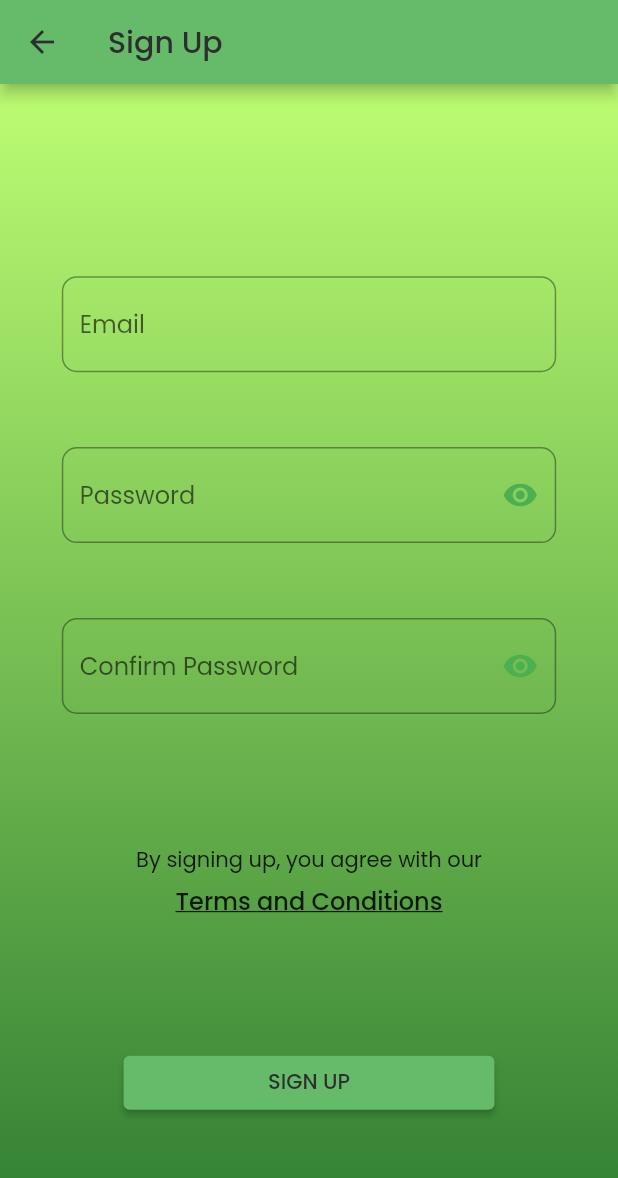
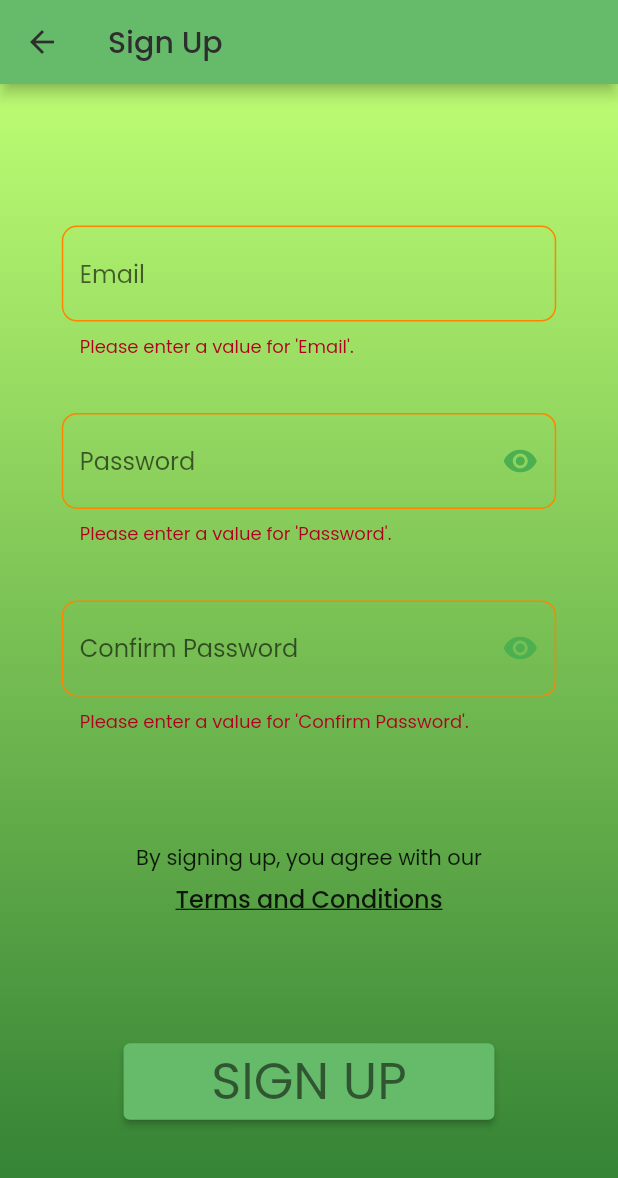
Before and after one commit to KirbyNguyen/growth, a Flutter app: the EmailRegisterPage screen opened by its route, after a tap on "SIGN UP", on a phone screen of 412 x 824 dp. Shown: the top 1178 px of the screen. Run offline on Flutter 3.47's test engine with Material 2 defaults, Android fonts, the phone set to English and light mode, and no system bars; our stand-ins replace flutter_hooks, flutter_signin_button, hooks_riverpod, shared_preferences; accounts and stored records are empty.

Commit message:
Added validators for authentication with email.

```diff
--- a/lib/components/email_auth_form.dart
+++ b/lib/components/email_auth_form.dart
@@ -1,5 +1,6 @@
 import 'package:flutter/material.dart';
 import 'package:flutter_hooks/flutter_hooks.dart';
+import 'package:growth/models/custom_validator.dart';
 import 'package:growth/styles/auth_text_field_style.dart';
 
 /// [EmailAuthForm] provides 2 text fields for email, and password.
@@ -17,8 +18,8 @@ class EmailAuthForm extends HookWidget {
         super(key: key);
 
   final ValueNotifier<GlobalKey<FormState>> _useEmailFormKey;
+  final bool _useAppThemeStateProvider;
   final TextEditingController _useEmailTextController;
-  final bool _useAppThemeStateProvider;
   final TextEditingController _usePasswordTextController;
 
   @override
@@ -27,13 +28,17 @@ class EmailAuthForm extends HookWidget {
 
     return Form(
       key: _useEmailFormKey.value,
+      autovalidateMode: AutovalidateMode.onUserInteraction,
       child: Column(
         mainAxisAlignment: MainAxisAlignment.spaceEvenly,
         children: <Widget>[
           TextFormField(
-            autocorrect: false,
             controller: _useEmailTextController,
             textCapitalization: TextCapitalization.none,
+            autocorrect: false,
+            validator: (value) {
+              return CustomValidator.validateEmail(value);
+            },
             decoration:
                 AuthTextFieldDecoration.authTextField(_useAppThemeStateProvider)
                     .copyWith(hintText: "Email"),
@@ -45,6 +50,9 @@ class EmailAuthForm extends HookWidget {
                 controller: _usePasswordTextController,
                 obscureText: _usePasswordObscured.value,
                 textCapitalization: TextCapitalization.none,
+                validator: (value) {
+                  return CustomValidator.validatePassword(value);
+                },
                 decoration: AuthTextFieldDecoration.authTextField(
                         _useAppThemeStateProvider)
                     .copyWith(
--- a/lib/components/email_register_form.dart
+++ b/lib/components/email_register_form.dart
@@ -1,5 +1,7 @@
 import 'package:flutter/material.dart';
 import 'package:flutter_hooks/flutter_hooks.dart';
+
+import 'package:growth/models/custom_validator.dart';
 import 'package:growth/styles/auth_text_field_style.dart';
 
 /// [EmailRegisterForm] provides 3 text fields for email, password, and confirm
@@ -20,8 +22,8 @@ class EmailRegisterForm extends HookWidget {
         super(key: key);
 
   final ValueNotifier<GlobalKey<FormState>> _useEmailFormKey;
+  final bool _useAppThemeStateProvider;
   final TextEditingController _useEmailTextController;
-  final bool _useAppThemeStateProvider;
   final TextEditingController _usePasswordTextController;
   final TextEditingController _useConfirmPasswordTextController;
 
@@ -38,6 +40,9 @@ class EmailRegisterForm extends HookWidget {
             autocorrect: false,
             controller: _useEmailTextController,
             textCapitalization: TextCapitalization.none,
+            validator: (value) {
+              return CustomValidator.validateEmail(value);
+            },
             decoration:
                 AuthTextFieldDecoration.authTextField(_useAppThemeStateProvider)
                     .copyWith(hintText: "Email"),
@@ -47,6 +52,9 @@ class EmailRegisterForm extends HookWidget {
             controller: _usePasswordTextController,
             obscureText: _usePasswordObscured.value,
             textCapitalization: TextCapitalization.none,
+            validator: (value) {
+              return CustomValidator.validatePassword(value);
+            },
             decoration:
                 AuthTextFieldDecoration.authTextField(_useAppThemeStateProvider)
                     .copyWith(
@@ -65,6 +73,10 @@ class EmailRegisterForm extends HookWidget {
             controller: _useConfirmPasswordTextController,
             obscureText: _usePasswordObscured.value,
             textCapitalization: TextCapitalization.none,
+            validator: (value) {
+              return CustomValidator.validateConfirmPassword(
+                  value, _usePasswordTextController.text);
+            },
             decoration:
                 AuthTextFieldDecoration.authTextField(_useAppThemeStateProvider)
                     .copyWith(
--- /dev/null
+++ b/lib/models/custom_validator.dart
@@ -0,0 +1,75 @@
+class CustomValidator {
+  /// Examines a [String] to see if it is a valid username.
+  /// Takes a [String] - username and returns a [String] - result.
+  static String validateUsername(String? username) {
+    if (username!.isEmpty) {
+      return "Please enter a value for 'Username'.\n";
+    } else {
+      return "";
+    }
+  }
+
+  /// Examine a [String] to see if it is a valid email.
+  /// Takes a [String] - email and returns a [String] - result.
+  static String validateEmail(String? email) {
+    // Email expression
+    RegExp regex = RegExp(r'\w+@\w+\.\w+');
+    if (email!.isEmpty) {
+      return "Please enter a value for 'Email'.\n";
+    } else if (!regex.hasMatch(email)) {
+      return "'Email' is badly formatted.\n";
+    } else {
+      return "";
+    }
+  }
+
+  /// Examine a [String] to see if it is a strong password
+  /// Takes a [String] - password and returns a [String] - result.
+  static String validatePassword(String? password) {
+    // Uppercase expression
+    RegExp hasUpper = RegExp(r'[A-Z]');
+    // Lowercase expression
+    RegExp hasLower = RegExp(r'[a-z]');
+    // Digit expression
+    RegExp hasDigit = RegExp(r'\d');
+    // Punctuation expression
+    RegExp hasPunct = RegExp(r'[!@#\$&*~-]');
+
+    String error = "";
+    if (password!.isEmpty) {
+      error = "Please enter a value for 'Password'.\n";
+      return error;
+    } else if (!RegExp(r'.{8,}').hasMatch(password) ||
+        !hasUpper.hasMatch(password) ||
+        !hasLower.hasMatch(password) ||
+        !hasDigit.hasMatch(password) ||
+        !hasPunct.hasMatch(password)) {
+      error = "'Password' must have at least:\n";
+      if (!RegExp(r'.{8,}').hasMatch(password)) error += '\t\t8 characters\n';
+      if (!hasUpper.hasMatch(password)) {
+        error += '\t\tone uppercase character\n';
+      }
+      if (!hasLower.hasMatch(password)) {
+        error += '\t\tone lowercase character\n';
+      }
+      if (!hasDigit.hasMatch(password)) error += '\t\tone number\n';
+      if (!hasPunct.hasMatch(password)) error += '\t\tone special character\n';
+      return error;
+    } else {
+      return "";
+    }
+  }
+
+  /// Examine a [String] to see if it is the same as the password [String]
+  /// Takes two [String]s - confirmPassword and password and returns a [String] - result.
+  static String validateConfirmPassword(
+      String? confirmPassword, String? password) {
+    if (confirmPassword!.isEmpty) {
+      return "Please enter a value for 'Confirm Password'.\n";
+    } else if (confirmPassword.compareTo(password!) != 0) {
+      return "'Confirm Password' does not match with 'Password'.\n";
+    } else {
+      return "";
+    }
+  }
+}
--- a/lib/pages/authentication/email_auth_page.dart
+++ b/lib/pages/authentication/email_auth_page.dart
@@ -2,9 +2,10 @@ import 'package:flutter/material.dart';
 import 'package:flutter_hooks/flutter_hooks.dart';
 import 'package:hooks_riverpod/hooks_riverpod.dart';
 
-import 'package:growth/styles/auth_decoration.dart';
+import 'package:growth/constants/custom_colors.dart';
 import 'package:growth/components/sign_up_test.dart';
 import 'package:growth/components/email_auth_form.dart';
+import 'package:growth/styles/auth_decoration.dart';
 import 'package:growth/providers/app_theme_provider.dart';
 
 /// Authentication page for email logins.
@@ -15,8 +16,9 @@ class EmailAuthPage extends HookWidget {
   Widget build(BuildContext context) {
     final _useAppThemeStateProvider = useProvider(appThemeStateProvider);
 
-    final _useEmailFormKey =
+    final _useEmailAuthFormKey =
         useState<GlobalKey<FormState>>(GlobalKey<FormState>());
+    final _useLoading = useState<bool>(false);
     final _useEmailTextController =
         useTextEditingController.fromValue(TextEditingValue.empty);
     final _usePasswordTextController =
@@ -53,7 +55,7 @@ class EmailAuthPage extends HookWidget {
                   Expanded(
                     flex: 3,
                     child: EmailAuthForm(
-                        useEmailFormKey: _useEmailFormKey,
+                        useEmailFormKey: _useEmailAuthFormKey,
                         useEmailTextController: _useEmailTextController,
                         useAppThemeStateProvider: _useAppThemeStateProvider,
                         usePasswordTextController: _usePasswordTextController),
@@ -64,10 +66,25 @@ class EmailAuthPage extends HookWidget {
                     child: Align(
                       alignment: Alignment.center,
                       child: SizedBox(
+                        height: MediaQuery.of(context).size.height * 0.075,
                         width: MediaQuery.of(context).size.width * 0.60,
                         child: ElevatedButton(
-                          onPressed: () {},
-                          child: const Text("SIGN IN"),
+                          onPressed: () {
+                            _useLoading.value = true;
+                            if (_useEmailAuthFormKey.value.currentState!
+                                .validate()) {}
+                            _useLoading.value = false;
+                          },
+                          child: _useLoading.value
+                              ? CircularProgressIndicator(
+                                  color: _useAppThemeStateProvider
+                                      ? CustomColors.canvasLight
+                                      : CustomColors.canvasDark,
+                                )
+                              : Text(
+                                  "SIGN IN",
+                                  style: Theme.of(context).textTheme.headline4,
+                                ),
                         ),
                       ),
                     ),
--- a/lib/pages/authentication/email_register_page.dart
+++ b/lib/pages/authentication/email_register_page.dart
@@ -2,10 +2,11 @@ import 'package:flutter/material.dart';
 import 'package:flutter_hooks/flutter_hooks.dart';
 import 'package:hooks_riverpod/hooks_riverpod.dart';
 
+import 'package:growth/constants/custom_colors.dart';
 import 'package:growth/components/terms_text.dart';
+import 'package:growth/components/email_register_form.dart';
 import 'package:growth/styles/auth_decoration.dart';
 import 'package:growth/providers/app_theme_provider.dart';
-import 'package:growth/components/email_register_form.dart';
 
 /// Authentication page for email signup.
 class EmailRegisterPage extends HookWidget {
@@ -15,8 +16,9 @@ class EmailRegisterPage extends HookWidget {
   Widget build(BuildContext context) {
     final _useAppThemeStateProvider = useProvider(appThemeStateProvider);
 
-    final _useEmailFormKey =
+    final _useEmailRegisterFormKey =
         useState<GlobalKey<FormState>>(GlobalKey<FormState>());
+    final _useLoading = useState<bool>(false);
     final _useEmailTextController =
         useTextEditingController.fromValue(TextEditingValue.empty);
     final _usePasswordTextController =
@@ -48,7 +50,7 @@ class EmailRegisterPage extends HookWidget {
                         horizontal: MediaQuery.of(context).size.width * 0.10,
                       ),
                       child: EmailRegisterForm(
-                          useEmailFormKey: _useEmailFormKey,
+                          useEmailFormKey: _useEmailRegisterFormKey,
                           useEmailTextController: _useEmailTextController,
                           useAppThemeStateProvider: _useAppThemeStateProvider,
                           usePasswordTextController: _usePasswordTextController,
@@ -70,8 +72,22 @@ class EmailRegisterPage extends HookWidget {
                     child: SizedBox(
                       width: MediaQuery.of(context).size.width * 0.60,
                       child: ElevatedButton(
-                        onPressed: () {},
-                        child: const Text("SIGN UP"),
+                        onPressed: () {
+                          _useLoading.value = true;
+                          if (_useEmailRegisterFormKey.value.currentState!
+                              .validate()) {}
+                          _useLoading.value = false;
+                        },
+                        child: _useLoading.value
+                            ? CircularProgressIndicator(
+                                color: _useAppThemeStateProvider
+                                    ? CustomColors.canvasLight
+                                    : CustomColors.canvasDark,
+                              )
+                            : Text(
+                                "SIGN UP",
+                                style: Theme.of(context).textTheme.headline4,
+                              ),
                       ),
                     ),
                   ),
```
